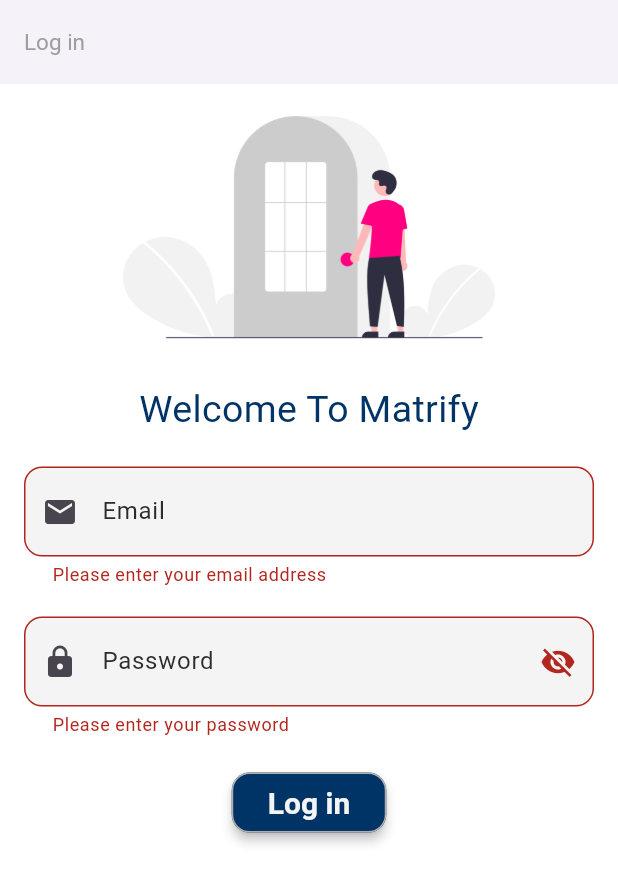
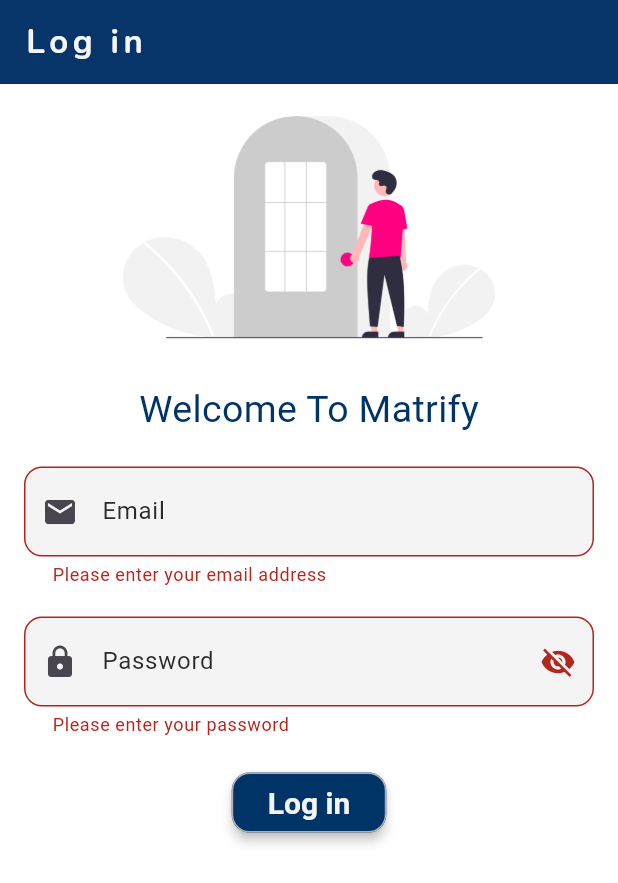
Before and after one commit to Gaurav1665/Flutter---Matrimony-App, a Flutter app: the screen it shows after launch, after a tap on "Log in", on a phone screen of 412 x 824 dp. Shown: the top 883 px of the screen. Run offline on Flutter 3.47's test engine with Material 3 defaults, Android fonts, the phone set to English and light mode, and no system bars; our stand-ins replace curved_navigation_bar, dropdown_search, fluttertoast, google_fonts, image_picker, shared_preferences and 1 more; missing offline and left inert: slideable; accounts and stored records are empty.

Commit message:
updating given changes

```diff
--- a/matrimony_app/lib/Screens/login.dart
+++ b/matrimony_app/lib/Screens/login.dart
@@ -1,5 +1,6 @@
 import 'package:flutter/material.dart';
 import 'package:fluttertoast/fluttertoast.dart';
+import 'package:google_fonts/google_fonts.dart';
 import 'package:matrimony_app/Screens/bottomNavigator.dart';
 import 'package:matrimony_app/Services/validator.dart';
 import 'package:matrimony_app/Widgets/customWidgets.dart';
@@ -79,9 +80,8 @@
         child: Scaffold(
           backgroundColor: Colors.white,
           appBar: AppBar(
-            title: Text("Log in",style: TextStyle(fontSize: 15,color: Colors.grey),),
+            title: Text("Log in",style: GoogleFonts.nunito(fontWeight: FontWeight.bold, letterSpacing: 3, color: Color(0xffF5F5F5))),
             automaticallyImplyLeading: false,
-            backgroundColor: Colors.transparent,
           ),
           body: Padding(
               padding: const EdgeInsets.all(8.0),
--- a/matrimony_app/lib/Screens/splashScreen.dart
+++ b/matrimony_app/lib/Screens/splashScreen.dart
@@ -7,7 +7,7 @@
   @override
   Widget build(BuildContext context) {
 
-    Future.delayed(Duration(seconds: 3), () async {
+    Future.delayed(Duration(seconds: 1), () async {
       final prefs = await SharedPreferences.getInstance();
       final isLoggedIn = prefs.getBool('isLoggedIn') ?? false;
       if (isLoggedIn) {
@@ -33,7 +33,7 @@
             ),
             SizedBox(height: 20),
             CircularProgressIndicator(
-              color: Colors.white,
+              color: Color(0xff003366),
             ),
           ],
         ),
--- a/matrimony_app/lib/main.dart
+++ b/matrimony_app/lib/main.dart
@@ -65,6 +65,13 @@
             color: Color(0xffB0B0B0)
           )
         ),
+        cardTheme: CardTheme(
+          shape: RoundedRectangleBorder(
+            borderRadius: const BorderRadius.all(
+              Radius.circular(20.0),
+            ),
+          ),
+        ),
       ),
       home: SplashScreen(),
       debugShowCheckedModeBanner: false,
```
Also changed, not shown: matrimony_app/lib/Screens/searchUser.dart (+44 -21 lines).
